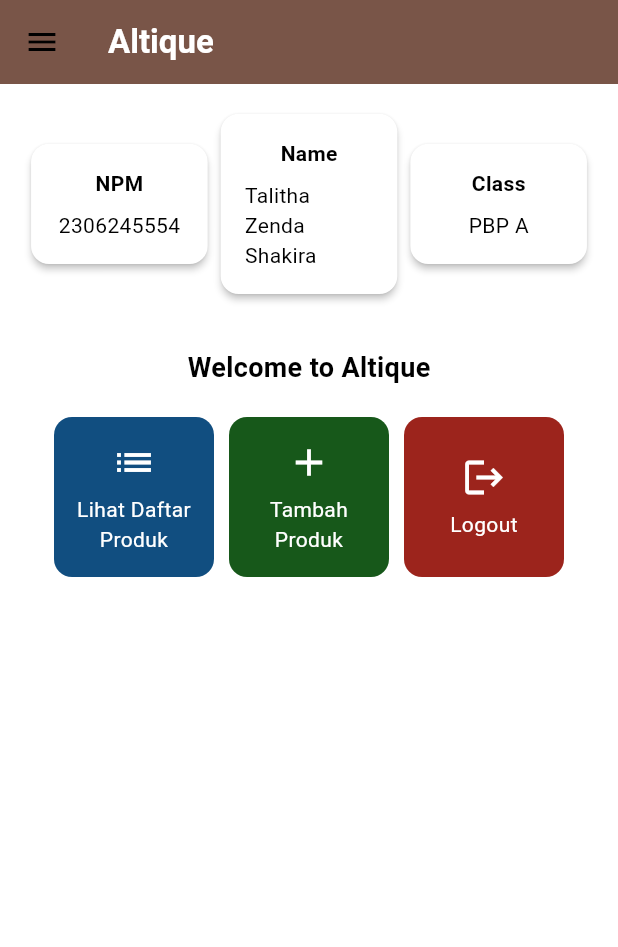
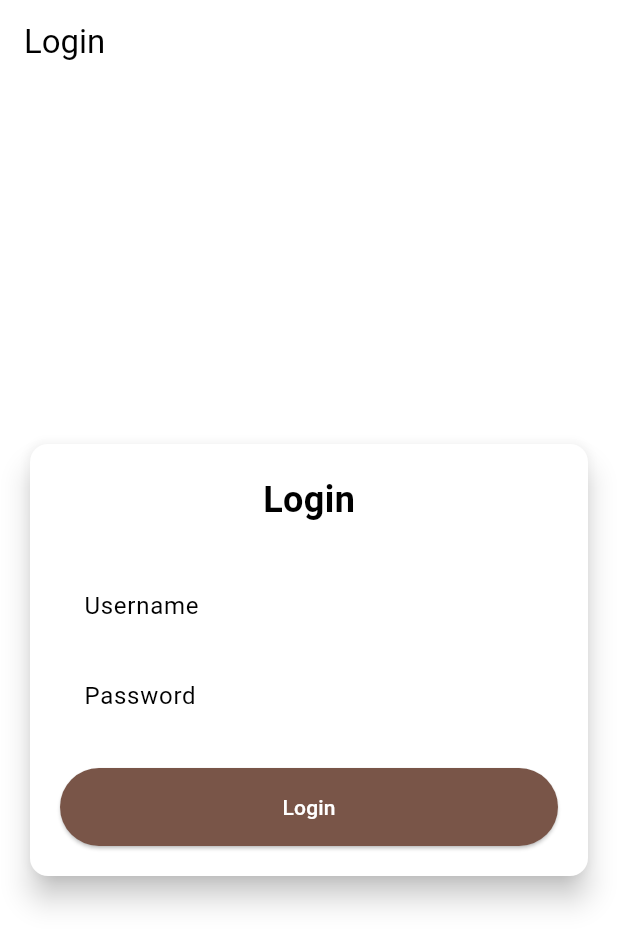
Before and after one commit to talithazenda/altique-mobile, a Flutter app: the screen it shows after launch, on a phone screen of 412 x 824 dp. Shown: the top 947 px of the screen. Run offline on Flutter 3.47's test engine with Material 3 defaults, Android fonts, the light colour scheme and no system bars; missing offline and left inert: pbp_django_auth.

Commit message:
mo cb dulu

```diff
--- a/lib/main.dart
+++ b/lib/main.dart
@@ -1,5 +1,9 @@
+import 'package:altique/screens/login.dart';
 import 'package:flutter/material.dart';
-import 'package:altique/menu.dart';
+import 'package:provider/provider.dart';
+import 'package:pbp_django_auth/pbp_django_auth.dart';
+// import 'package:altique/menu.dart';
+
 
 void main() {
   runApp(const MyApp());
@@ -8,31 +12,21 @@ void main() {
 class MyApp extends StatelessWidget {
   const MyApp({super.key});
 
-  // This widget is the root of your application.
   @override
   Widget build(BuildContext context) {
-    return MaterialApp(
-      title: 'Flutter Demo',
-      theme: ThemeData(
-        // This is the theme of your application.
-        //
-        // TRY THIS: Try running your application with "flutter run". You'll see
-        // the application has a purple toolbar. Then, without quitting the app,
-        // try changing the seedColor in the colorScheme below to Colors.green
-        // and then invoke "hot reload" (save your changes or press the "hot
-        // reload" button in a Flutter-supported IDE, or press "r" if you used
-        // the command line to start the app).
-        //
-        // Notice that the counter didn't reset back to zero; the application
-        // state is not lost during the reload. To reset the state, use hot
-        // restart instead.
-        //
-        // This works for code too, not just values: Most code changes can be
-        // tested with just a hot reload.
-        colorScheme: ColorScheme.fromSwatch(primarySwatch: Colors.deepPurple,).copyWith(secondary: Colors.deepPurple[400]),
-        useMaterial3: true,
+    return Provider(
+      create: (_) {
+        CookieRequest request = CookieRequest();
+        return request;
+      },
+      child: MaterialApp(
+        title: 'Altique',
+        theme: ThemeData(
+          useMaterial3: true,
+          colorScheme: ColorScheme.fromSwatch(primarySwatch: Colors.brown),
+        ),
+        home: const LoginPage(), // Ganti menjadi LoginPage untuk autentikasi
       ),
-      home: MyHomePage(),
     );
   }
 }
--- /dev/null
+++ b/lib/screens/login.dart
@@ -0,0 +1,132 @@
+import 'package:altique/menu.dart';
+import 'package:flutter/material.dart';
+import 'package:provider/provider.dart';
+import 'package:pbp_django_auth/pbp_django_auth.dart';
+
+class LoginPage extends StatefulWidget {
+  const LoginPage({super.key});
+
+  @override
+  _LoginPageState createState() => _LoginPageState();
+}
+
+class _LoginPageState extends State<LoginPage> {
+  final TextEditingController _usernameController = TextEditingController();
+  final TextEditingController _passwordController = TextEditingController();
+
+  @override
+  Widget build(BuildContext context) {
+    final request = context.watch<CookieRequest>();
+
+    return Scaffold(
+      appBar: AppBar(
+        title: const Text('Login'),
+      ),
+      body: Center(
+        child: SingleChildScrollView(
+          padding: const EdgeInsets.all(16.0),
+          child: Card(
+            elevation: 8,
+            shape: RoundedRectangleBorder(
+              borderRadius: BorderRadius.circular(12.0),
+            ),
+            child: Padding(
+              padding: const EdgeInsets.all(20.0),
+              child: Column(
+                mainAxisSize: MainAxisSize.min,
+                children: [
+                  const Text(
+                    'Login',
+                    style: TextStyle(
+                      fontSize: 24.0,
+                      fontWeight: FontWeight.bold,
+                    ),
+                  ),
+                  const SizedBox(height: 30.0),
+                  TextField(
+                    controller: _usernameController,
+                    decoration: const InputDecoration(
+                      labelText: 'Username',
+                      hintText: 'Enter your username',
+                      border: OutlineInputBorder(
+                        borderRadius: BorderRadius.all(Radius.circular(12.0)),
+                      ),
+                      contentPadding: EdgeInsets.symmetric(horizontal: 12.0, vertical: 8.0),
+                    ),
+                  ),
+                  const SizedBox(height: 12.0),
+                  TextField(
+                    controller: _passwordController,
+                    decoration: const InputDecoration(
+                      labelText: 'Password',
+                      hintText: 'Enter your password',
+                      border: OutlineInputBorder(
+                        borderRadius: BorderRadius.all(Radius.circular(12.0)),
+                      ),
+                      contentPadding: EdgeInsets.symmetric(horizontal: 12.0, vertical: 8.0),
+                    ),
+                    obscureText: true,
+                  ),
+                  const SizedBox(height: 24.0),
+                  ElevatedButton(
+                    onPressed: () async {
+                      String username = _usernameController.text;
+                      String password = _passwordController.text;
+
+                      // URL endpoint untuk login harus disesuaikan dengan proyek Django kamu
+                      final response = await request.login("http://[APP_URL_KAMU]/auth/login/", {
+                        'username': username,
+                        'password': password,
+                      });
+
+                      if (request.loggedIn) {
+                        String message = response['message'];
+                        String uname = response['username'];
+                        if (context.mounted) {
+                          Navigator.pushReplacement(
+                            context,
+                            MaterialPageRoute(builder: (context) => MyHomePage()), // Sesuaikan dengan halaman utama
+                          );
+                          ScaffoldMessenger.of(context)
+                            ..hideCurrentSnackBar()
+                            ..showSnackBar(
+                              SnackBar(content: Text("$message Selamat datang, $uname.")),
+                            );
+                        }
+                      } else {
+                        if (context.mounted) {
+                          showDialog(
+                            context: context,
+                            builder: (context) => AlertDialog(
+                              title: const Text('Login Gagal'),
+                              content: Text(response['message']),
+                              actions: [
+                                TextButton(
+                                  child: const Text('OK'),
+                                  onPressed: () {
+                                    Navigator.pop(context);
+                                  },
+                                ),
+                              ],
+                            ),
+                          );
+                        }
+                      }
+                    },
+                    style: ElevatedButton.styleFrom(
+                      foregroundColor: Colors.white,
+                      minimumSize: Size(double.infinity, 50),
+                      backgroundColor: Theme.of(context).colorScheme.primary,
+                      padding: const EdgeInsets.symmetric(vertical: 16.0),
+                    ),
+                    child: const Text('Login'),
+                  ),
+                ],
+              ),
+            ),
+          ),
+        ),
+      ),
+    );
+  }
+}
--- a/pubspec.yaml
+++ b/pubspec.yaml
@@ -35,6 +35,9 @@ dependencies:
   # The following adds the Cupertino Icons font to your application.
   # Use with the CupertinoIcons class for iOS style icons.
   cupertino_icons: ^1.0.8
+  http: ^1.2.2
+  provider: ^6.1.2
+  pbp_django_auth: ^0.4.0
 
 dev_dependencies:
   flutter_test:
```
Also changed, not shown: lib/item_barang.dart (added, +40 -0 lines), lib/item_card.dart (added, +85 -0 lines), lib/list_items.dart (added, +102 -0 lines), lib/menu.dart (+24 -28 lines), lib/screens/item_detail_page.dart (added, +38 -0 lines), lib/screens/register.dart (added, +166 -0 lines), pubspec.lock, 1 other file.
